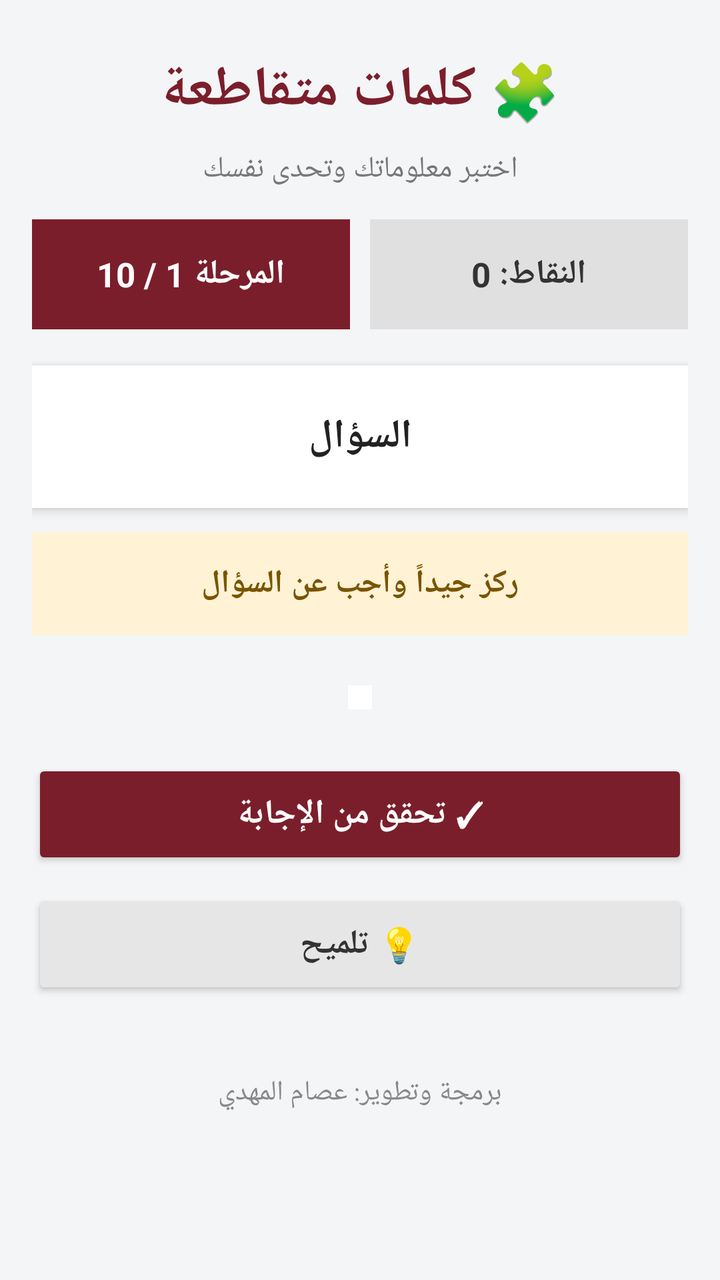
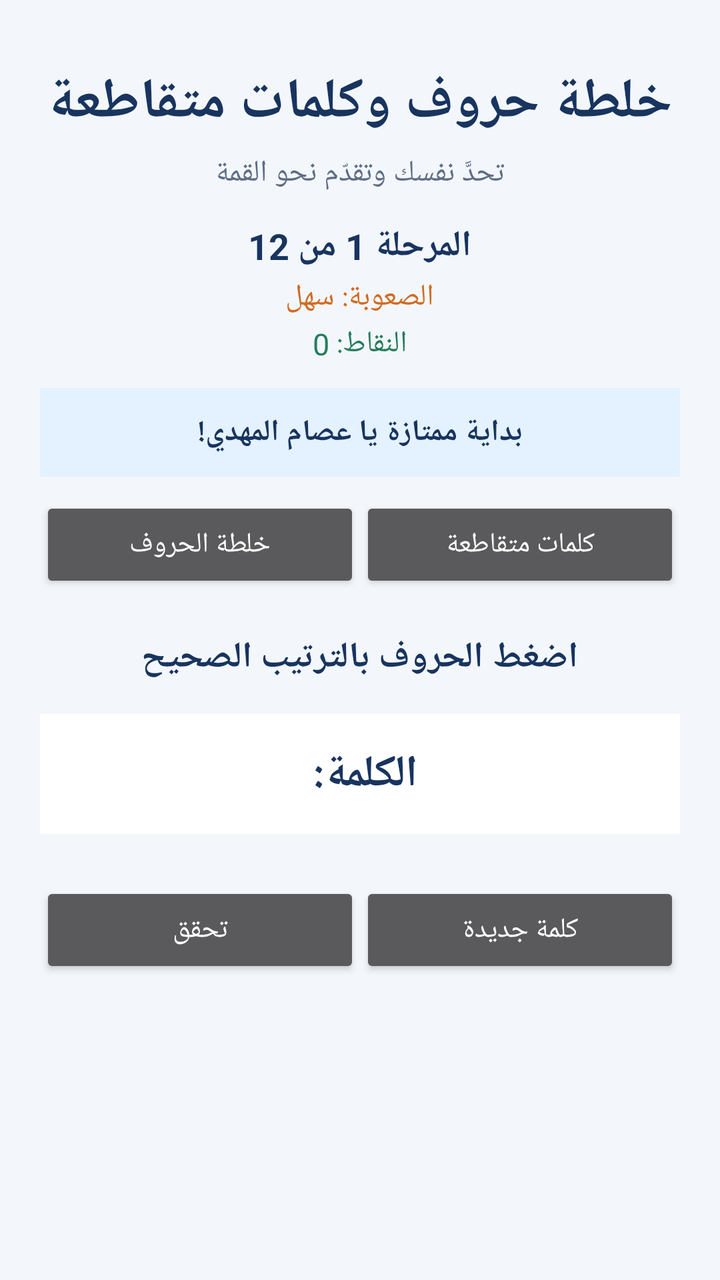

The first picture is an Android layout as it rendered before a commit; the second is the same layout after the commit. The layout source and the unified diff follow.
<!-- AndroidManifest.xml: activity theme Theme.AppCompat.NoActionBar -->
<!-- res/layout/activity_crossword.xml -->
<?xml version="1.0" encoding="utf-8"?>
<ScrollView
    xmlns:android="http://schemas.android.com/apk/res/android"
    android:layout_width="match_parent"
    android:layout_height="match_parent"
    android:fillViewport="true"
    android:background="#F4F5F7">

    <LinearLayout
        android:layout_width="match_parent"
        android:layout_height="wrap_content"
        android:orientation="vertical"
        android:gravity="center_horizontal"
        android:padding="16dp">

        <TextView
            android:layout_width="match_parent"
            android:layout_height="wrap_content"
            android:text="🧩 كلمات متقاطعة"
            android:textSize="28sp"
            android:textStyle="bold"
            android:textColor="#7B1E2B"
            android:gravity="center"
            android:padding="10dp" />

        <TextView
            android:layout_width="match_parent"
            android:layout_height="wrap_content"
            android:text="اختبر معلوماتك وتحدى نفسك"
            android:textSize="15sp"
            android:textColor="#777777"
            android:gravity="center"
            android:paddingBottom="15dp" />

        <LinearLayout
            android:layout_width="match_parent"
            android:layout_height="wrap_content"
            android:orientation="horizontal"
            android:weightSum="2">

            <TextView
                android:id="@+id/tvStage"
                android:layout_width="0dp"
                android:layout_height="55dp"
                android:layout_weight="1"
                android:layout_marginEnd="5dp"
                android:background="#7B1E2B"
                android:text="المرحلة 1 / 10"
                android:textColor="#FFFFFF"
                android:textSize="17sp"
                android:textStyle="bold"
                android:gravity="center" />

            <TextView
                android:id="@+id/tvScore"
                android:layout_width="0dp"
                android:layout_height="55dp"
                android:layout_weight="1"
                android:layout_marginStart="5dp"
                android:background="#E0E0E0"
                android:text="النقاط: 0"
                android:textColor="#333333"
                android:textSize="17sp"
                android:textStyle="bold"
                android:gravity="center" />

        </LinearLayout>

        <TextView
            android:id="@+id/tvQuestion"
            android:layout_width="match_parent"
            android:layout_height="wrap_content"
            android:layout_marginTop="18dp"
            android:background="#FFFFFF"
            android:elevation="3dp"
            android:text="السؤال"
            android:textSize="20sp"
            android:textStyle="bold"
            android:textColor="#222222"
            android:gravity="center"
            android:padding="22dp" />

        <TextView
            android:id="@+id/tvMessage"
            android:layout_width="match_parent"
            android:layout_height="wrap_content"
            android:layout_marginTop="12dp"
            android:background="#FFF2D5"
            android:text="ركز جيداً وأجب عن السؤال"
            android:textSize="16sp"
            android:textStyle="bold"
            android:textColor="#795500"
            android:gravity="center"
            android:padding="15dp" />

        <GridLayout
            android:id="@+id/crosswordGrid"
            android:layout_width="wrap_content"
            android:layout_height="wrap_content"
            android:layout_marginTop="25dp"
            android:padding="6dp"
            android:background="#FFFFFF"
            android:columnCount="5"
            android:gravity="center" />

        <Button
            android:id="@+id/btnCheck"
            android:layout_width="match_parent"
            android:layout_height="55dp"
            android:layout_marginTop="25dp"
            android:text="✓ تحقق من الإجابة"
            android:textSize="17sp"
            android:textStyle="bold"
            android:textColor="#FFFFFF"
            android:backgroundTint="#7B1E2B" />

        <Button
            android:id="@+id/btnHint"
            android:layout_width="match_parent"
            android:layout_height="55dp"
            android:layout_marginTop="10dp"
            android:text="💡 تلميح"
            android:textSize="17sp"
            android:textStyle="bold"
            android:textColor="#333333"
            android:backgroundTint="#E6E6E6" />

        <Button
            android:id="@+id/btnNext"
            android:layout_width="match_parent"
            android:layout_height="55dp"
            android:layout_marginTop="10dp"
            android:text="المرحلة التالية ➜"
            android:textSize="17sp"
            android:textStyle="bold"
            android:textColor="#FFFFFF"
            android:backgroundTint="#2E7D32"
            android:visibility="gone" />

        <TextView
            android:layout_width="match_parent"
            android:layout_height="wrap_content"
            android:layout_marginTop="25dp"
            android:text="برمجة وتطوير: عصام المهدي"
            android:textSize="14sp"
            android:textColor="#888888"
            android:gravity="center"
            android:padding="12dp" />

    </LinearLayout>

</ScrollView>
<!-- resources referenced by this layout -->
<resources>

</resources>

<!-- the commit's change to res/layout/activity_crossword.xml (unified diff, before → after) -->
@@ -1,152 +1,216 @@
 <?xml version="1.0" encoding="utf-8"?>
-<ScrollView
-    xmlns:android="http://schemas.android.com/apk/res/android"
+<ScrollView xmlns:android="http://schemas.android.com/apk/res/android"
     android:layout_width="match_parent"
     android:layout_height="match_parent"
-    android:fillViewport="true"
-    android:background="#F4F5F7">
+    android:background="#F3F7FC"
+    android:fillViewport="true">
 
     <LinearLayout
         android:layout_width="match_parent"
         android:layout_height="wrap_content"
         android:orientation="vertical"
         android:gravity="center_horizontal"
-        android:padding="16dp">
-
-        <TextView
-            android:layout_width="match_parent"
-            android:layout_height="wrap_content"
-            android:text="🧩 كلمات متقاطعة"
+        android:padding="20dp">
+
+        <TextView
+            android:layout_width="wrap_content"
+            android:layout_height="wrap_content"
+            android:text="خلطة حروف وكلمات متقاطعة"
+            android:textColor="#18345F"
             android:textSize="28sp"
             android:textStyle="bold"
-            android:textColor="#7B1E2B"
+            android:layout_marginTop="12dp" />
+
+        <TextView
+            android:layout_width="wrap_content"
+            android:layout_height="wrap_content"
+            android:text="تحدَّ نفسك وتقدّم نحو القمة"
+            android:textColor="#5E6D85"
+            android:textSize="15sp"
+            android:layout_marginTop="6dp" />
+
+        <TextView
+            android:id="@+id/levelText"
+            android:layout_width="wrap_content"
+            android:layout_height="wrap_content"
+            android:text="المرحلة 1 من 12"
+            android:textColor="#18345F"
+            android:textSize="18sp"
+            android:textStyle="bold"
+            android:layout_marginTop="14dp" />
+
+        <TextView
+            android:id="@+id/difficultyText"
+            android:layout_width="wrap_content"
+            android:layout_height="wrap_content"
+            android:text="الصعوبة: سهل"
+            android:textColor="#D26A20"
+            android:textSize="15sp"
+            android:layout_marginTop="3dp" />
+
+        <TextView
+            android:id="@+id/scoreText"
+            android:layout_width="wrap_content"
+            android:layout_height="wrap_content"
+            android:text="النقاط: 0"
+            android:textColor="#257D5A"
+            android:textSize="15sp"
+            android:layout_marginTop="3dp" />
+
+        <TextView
+            android:id="@+id/motivationText"
+            android:layout_width="match_parent"
+            android:layout_height="wrap_content"
+            android:background="#E4F1FF"
             android:gravity="center"
-            android:padding="10dp" />
-
-        <TextView
-            android:layout_width="match_parent"
-            android:layout_height="wrap_content"
-            android:text="اختبر معلوماتك وتحدى نفسك"
-            android:textSize="15sp"
-            android:textColor="#777777"
-            android:gravity="center"
-            android:paddingBottom="15dp" />
+            android:padding="12dp"
+            android:text="بداية ممتازة يا عصام المهدي!"
+            android:textColor="#18345F"
+            android:textSize="15sp"
+            android:textStyle="bold"
+            android:layout_marginTop="12dp"
+            android:layout_marginBottom="10dp" />
 
         <LinearLayout
             android:layout_width="match_parent"
             android:layout_height="wrap_content"
-            android:orientation="horizontal"
-            android:weightSum="2">
-
-            <TextView
-                android:id="@+id/tvStage"
+            android:orientation="horizontal">
+
+            <Button
+                android:id="@+id/scrambleModeButton"
                 android:layout_width="0dp"
-                android:layout_height="55dp"
+                android:layout_height="wrap_content"
                 android:layout_weight="1"
-                android:layout_marginEnd="5dp"
-                android:background="#7B1E2B"
-                android:text="المرحلة 1 / 10"
-                android:textColor="#FFFFFF"
-                android:textSize="17sp"
-                android:textStyle="bold"
-                android:gravity="center" />
-
-            <TextView
-                android:id="@+id/tvScore"
+                android:text="خلطة الحروف"
+                android:textAllCaps="false" />
+
+            <Button
+                android:id="@+id/crosswordModeButton"
                 android:layout_width="0dp"
-                android:layout_height="55dp"
+                android:layout_height="wrap_content"
                 android:layout_weight="1"
-                android:layout_marginStart="5dp"
-                android:background="#E0E0E0"
-                android:text="النقاط: 0"
-                android:textColor="#333333"
-                android:textSize="17sp"
-                android:textStyle="bold"
-                android:gravity="center" />
-
+                android:text="كلمات متقاطعة"
+                android:textAllCaps="false" />
         </LinearLayout>
 
-        <TextView
-            android:id="@+id/tvQuestion"
-            android:layout_width="match_parent"
-            android:layout_height="wrap_content"
-            android:layout_marginTop="18dp"
-            android:background="#FFFFFF"
-            android:elevation="3dp"
-            android:text="السؤال"
-            android:textSize="20sp"
-            android:textStyle="bold"
-            android:textColor="#222222"
-            android:gravity="center"
-            android:padding="22dp" />
-
-        <TextView
-            android:id="@+id/tvMessage"
-            android:layout_width="match_parent"
-            android:layout_height="wrap_content"
-            android:layout_marginTop="12dp"
-            android:background="#FFF2D5"
-            android:text="ركز جيداً وأجب عن السؤال"
-            android:textSize="16sp"
-            android:textStyle="bold"
-            android:textColor="#795500"
-            android:gravity="center"
-            android:padding="15dp" />
-
-        <GridLayout
-            android:id="@+id/crosswordGrid"
-            android:layout_width="wrap_content"
-            android:layout_height="wrap_content"
-            android:layout_marginTop="25dp"
-            android:padding="6dp"
-            android:background="#FFFFFF"
-            android:columnCount="5"
-            android:gravity="center" />
-
-        <Button
-            android:id="@+id/btnCheck"
-            android:layout_width="match_parent"
-            android:layout_height="55dp"
-            android:layout_marginTop="25dp"
-            android:text="✓ تحقق من الإجابة"
-            android:textSize="17sp"
-            android:textStyle="bold"
-            android:textColor="#FFFFFF"
-            android:backgroundTint="#7B1E2B" />
-
-        <Button
-            android:id="@+id/btnHint"
-            android:layout_width="match_parent"
-            android:layout_height="55dp"
-            android:layout_marginTop="10dp"
-            android:text="💡 تلميح"
-            android:textSize="17sp"
-            android:textStyle="bold"
-            android:textColor="#333333"
-            android:backgroundTint="#E6E6E6" />
-
-        <Button
-            android:id="@+id/btnNext"
-            android:layout_width="match_parent"
-            android:layout_height="55dp"
-            android:layout_marginTop="10dp"
-            android:text="المرحلة التالية ➜"
-            android:textSize="17sp"
-            android:textStyle="bold"
-            android:textColor="#FFFFFF"
-            android:backgroundTint="#2E7D32"
-            android:visibility="gone" />
-
-        <TextView
-            android:layout_width="match_parent"
-            android:layout_height="wrap_content"
-            android:layout_marginTop="25dp"
-            android:text="برمجة وتطوير: عصام المهدي"
-            android:textSize="14sp"
-            android:textColor="#888888"
-            android:gravity="center"
-            android:padding="12dp" />
-
+        <LinearLayout
+            android:id="@+id/scramblePanel"
+            android:layout_width="match_parent"
+            android:layout_height="wrap_content"
+            android:orientation="vertical"
+            android:gravity="center_horizontal"
+            android:paddingTop="20dp">
+
+            <TextView
+                android:layout_width="wrap_content"
+                android:layout_height="wrap_content"
+                android:text="اضغط الحروف بالترتيب الصحيح"
+                android:textColor="#18345F"
+                android:textSize="18sp"
+                android:textStyle="bold" />
+
+            <TextView
+                android:id="@+id/scrambleAnswer"
+                android:layout_width="match_parent"
+                android:layout_height="60dp"
+                android:layout_marginTop="16dp"
+                android:background="#FFFFFF"
+                android:gravity="center"
+                android:text="الكلمة: "
+                android:textColor="#18345F"
+                android:textSize="22sp"
+                android:textStyle="bold" />
+
+            <LinearLayout
+                android:id="@+id/lettersRow"
+                android:layout_width="match_parent"
+                android:layout_height="wrap_content"
+                android:orientation="horizontal"
+                android:gravity="center"
+                android:layout_marginTop="14dp" />
+
+            <LinearLayout
+                android:layout_width="match_parent"
+                android:layout_height="wrap_content"
+                android:orientation="horizontal"
+                android:layout_marginTop="10dp">
+
+                <Button
+                    android:id="@+id/scrambleCheckButton"
+                    android:layout_width="0dp"
+                    android:layout_height="wrap_content"
+                    android:layout_weight="1"
+                    android:text="تحقق"
+                    android:textAllCaps="false" />
+
+                <Button
+                    android:id="@+id/scrambleNewButton"
+                    android:layout_width="0dp"
+                    android:layout_height="wrap_content"
+                    android:layout_weight="1"
+                    android:text="كلمة جديدة"
+                    android:textAllCaps="false" />
+            </LinearLayout>
+        </LinearLayout>
+
+        <LinearLayout
+            android:id="@+id/crosswordPanel"
+            android:layout_width="match_parent"
+            android:layout_height="wrap_content"
+            android:orientation="vertical"
+            android:gravity="center_horizontal"
+            android:paddingTop="20dp"
+            android:visibility="gone">
+
+            <TextView
+                android:layout_width="wrap_content"
+                android:layout_height="wrap_content"
+                android:text="أكمل الكلمة الأفقية والعمودية"
+                android:textColor="#18345F"
+                android:textSize="18sp"
+                android:textStyle="bold" />
+
+            <GridLayout
+                android:id="@+id/crosswordGrid"
+                android:layout_width="match_parent"
+                android:layout_height="wrap_content"
+                android:layout_marginTop="16dp"
+                android:columnCount="5"
+                android:rowCount="5"
+                android:padding="5dp"
+                android:background="#18345F" />
+
+            <TextView
+                android:id="@+id/crosswordStatus"
+                android:layout_width="wrap_content"
+                android:layout_height="wrap_content"
+                android:text="املأ الخانات"
+                android:textColor="#5E6D85"
+                android:textSize="16sp"
+                android:layout_marginTop="12dp" />
+
+            <LinearLayout
+                android:layout_width="match_parent"
+                android:layout_height="wrap_content"
+                android:orientation="horizontal"
+                android:layout_marginTop="8dp">
+
+                <Button
+                    android:id="@+id/crosswordCheckButton"
+                    android:layout_width="0dp"
+                    android:layout_height="wrap_content"
+                    android:layout_weight="1"
+                    android:text="تحقق من الحل"
+                    android:textAllCaps="false" />
+
+                <Button
+                    android:id="@+id/crosswordClearButton"
+                    android:layout_width="0dp"
+                    android:layout_height="wrap_content"
+                    android:layout_weight="1"
+                    android:text="مسح"
+                    android:textAllCaps="false" />
+            </LinearLayout>
+        </LinearLayout>
     </LinearLayout>
-
 </ScrollView>
